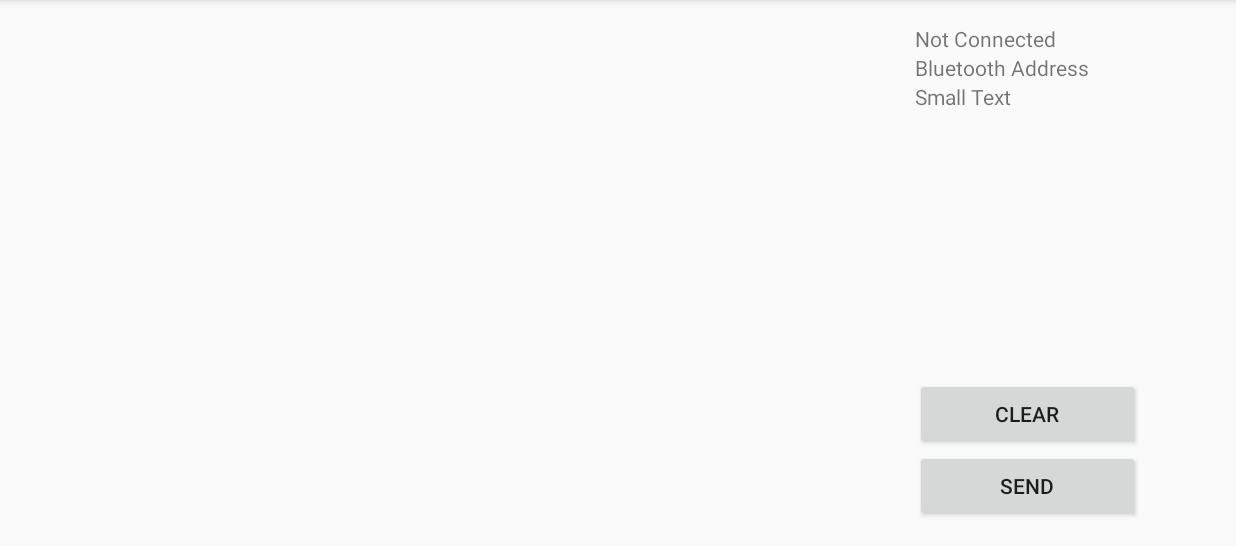
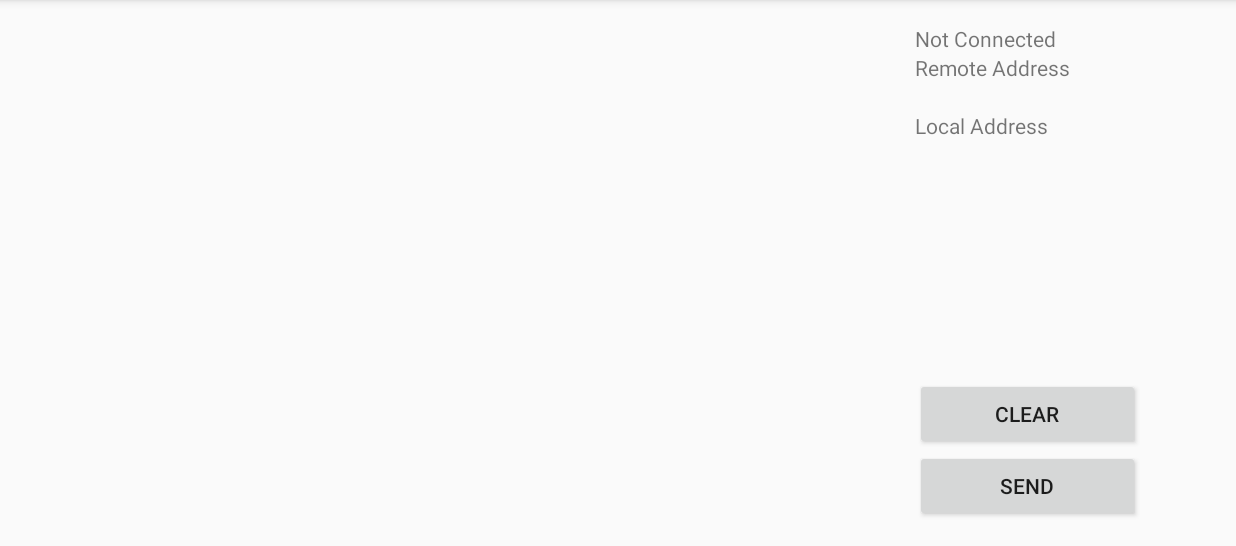
Before and after one commit to newtonmin/ArrythmiaProject, an Android app: the screen it shows after launch (MainActivity), on a phone screen of 824 x 412 dp (held sideways), the part 72-618 px from its top. Run offline under Robolectric (Android 15) with nearby library versions, the phone set to English and light mode, and no system bars.

Commit message:
Added addresses parameters.

```diff
--- a/Arrythmia/app/src/main/java/com/siza/arrythmia/app/MainActivity.java
+++ b/Arrythmia/app/src/main/java/com/siza/arrythmia/app/MainActivity.java
@@ -53,7 +53,8 @@ public class MainActivity extends ActionBarActivity {
 
     // Layout Views
     private TextView conStatus;
-    private TextView btAddress;
+    private TextView localAddress;
+    private TextView remoteAddress;
     private TextView debugMessages;
     private Button sendButton;
 
@@ -211,7 +212,8 @@ public class MainActivity extends ActionBarActivity {
 
     private void setup(){
         conStatus = (TextView) findViewById(R.id.tvConState);
-        btAddress = (TextView) findViewById(R.id.tvAddress);
+        localAddress = (TextView) findViewById(R.id.localAddress);
+        remoteAddress = (TextView)findViewById(R.id.remoteAddress);
         debugMessages = (TextView)findViewById(R.id.tvDebug);
 
         // Send button
@@ -247,7 +249,8 @@ public class MainActivity extends ActionBarActivity {
                     switch (msg.arg1){
                         case BluetoothRfCommClient.STATE_CONNECTED:
                             conStatus.setText("Connected");
-                            btAddress.setText(mConnectedAddress);
+                            remoteAddress.setText(mConnectedAddress);
+                            localAddress.setText(mBluetoothAdapter.getAddress());
                             debugMessages.append("\n" + mConnectedDeviceName + "Connected");
                             break;
                         case BluetoothRfCommClient.STATE_CONNECTING:
@@ -255,6 +258,8 @@ public class MainActivity extends ActionBarActivity {
                             break;
                         case BluetoothRfCommClient.STATE_NONE:
                             conStatus.setText("Not Connected");
+                            remoteAddress.setText("");
+                            localAddress.setText("");
                             debugMessages.append("\n" + "Disconnected");
                             break;
                     }
--- a/Arrythmia/app/src/main/res/layout/activity_main.xml
+++ b/Arrythmia/app/src/main/res/layout/activity_main.xml
@@ -23,23 +23,20 @@
         android:layout_width="150dp"
         android:layout_height="wrap_content"
         android:textAppearance="?android:attr/textAppearanceSmall"
-        android:text="Bluetooth Address"
-        android:id="@+id/tvAddress"
+        android:id="@+id/remoteAddress"
         android:layout_gravity="right"
-        android:layout_below="@+id/tvConState"
-        android:layout_alignParentRight="true"
-        android:layout_alignParentEnd="true" />
+        android:layout_below="@+id/lblRemoteAddress"
+        android:layout_toRightOf="@+id/scrollView" />
 
     <TextView
         android:layout_width="150dp"
         android:layout_height="wrap_content"
         android:textAppearance="?android:attr/textAppearanceSmall"
-        android:text="Small Text"
-        android:id="@+id/textView4"
+        android:text="Remote Address"
+        android:id="@+id/lblRemoteAddress"
         android:layout_gravity="right"
-        android:layout_below="@+id/tvAddress"
-        android:layout_alignParentRight="true"
-        android:layout_alignParentEnd="true" />
+        android:layout_below="@+id/tvConState"
+        android:layout_toRightOf="@+id/scrollView" />
 
     <Button
         android:layout_width="150dp"
@@ -77,4 +74,25 @@
             android:minLines="12" />
     </ScrollView>
 
+    <TextView
+        android:layout_width="150dp"
+        android:layout_height="wrap_content"
+        android:textAppearance="?android:attr/textAppearanceSmall"
+        android:text="Local Address"
+        android:id="@+id/lblLocalAddress"
+        android:layout_gravity="right"
+        android:layout_below="@+id/remoteAddress"
+        android:layout_alignRight="@+id/remoteAddress"
+        android:layout_alignEnd="@+id/remoteAddress" />
+
+    <TextView
+        android:layout_width="150dp"
+        android:layout_height="wrap_content"
+        android:textAppearance="?android:attr/textAppearanceSmall"
+        android:id="@+id/localAddress"
+        android:layout_gravity="right"
+        android:layout_below="@+id/lblLocalAddress"
+        android:layout_alignRight="@+id/lblLocalAddress"
+        android:layout_alignEnd="@+id/lblLocalAddress" />
+
 </RelativeLayout>
```
